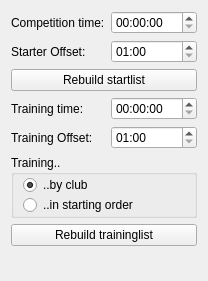
The window that modules/startlist/startdataeditor.ui (MrApe/OpenCompetition) describes before a commit, drawn with Qt 5.
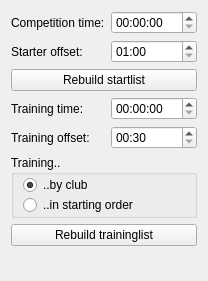
The same window after the commit. Icons and pictures are not drawn.

Diff of the .ui file:
```diff
--- a/modules/startlist/startdataeditor.ui
+++ b/modules/startlist/startdataeditor.ui
@@ -30,7 +30,7 @@
    <item row="2" column="0">
     <widget class="QLabel" name="label_3">
      <property name="text">
-      <string>Starter Offset:</string>
+      <string>Starter offset:</string>
      </property>
     </widget>
    </item>
@@ -99,7 +99,7 @@
    <item row="5" column="0">
     <widget class="QLabel" name="label_4">
      <property name="text">
-      <string>Training Offset:</string>
+      <string>Training offset:</string>
      </property>
     </widget>
    </item>
@@ -115,13 +115,20 @@
      <property name="minimumTime">
       <time>
        <hour>0</hour>
-       <minute>1</minute>
-       <second>0</second>
+       <minute>0</minute>
+       <second>30</second>
       </time>
      </property>
      <property name="displayFormat">
       <string>mm:ss</string>
      </property>
+     <property name="time">
+      <time>
+       <hour>0</hour>
+       <minute>0</minute>
+       <second>30</second>
+      </time>
+     </property>
     </widget>
    </item>
    <item row="7" column="0" colspan="2">
```
